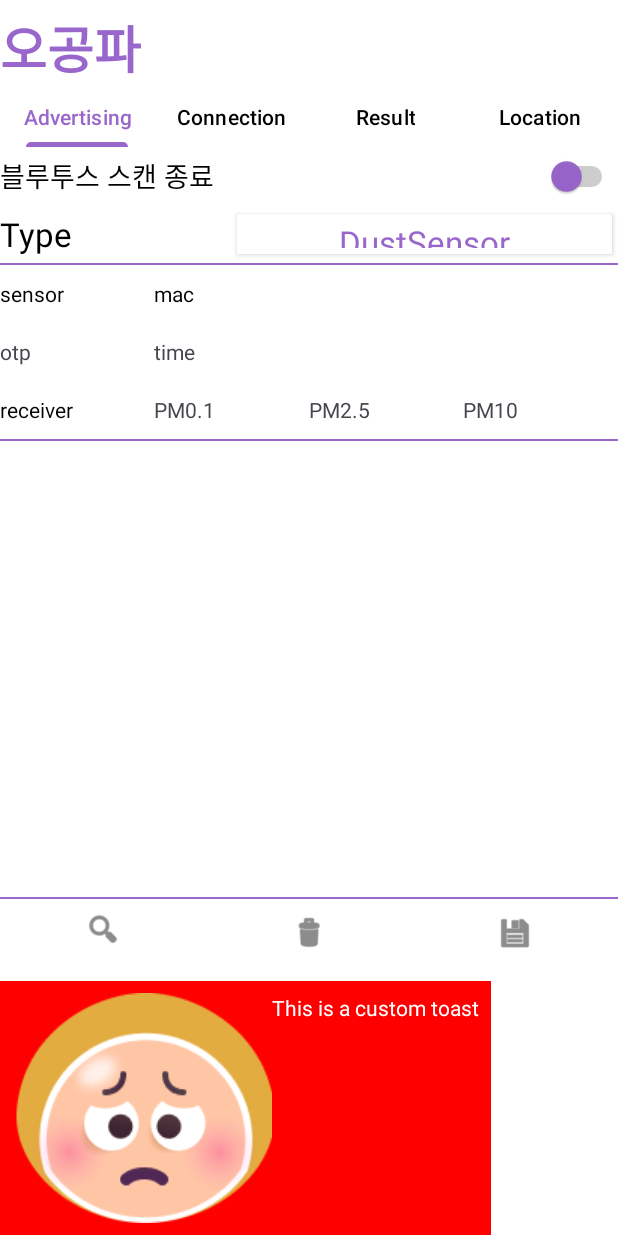
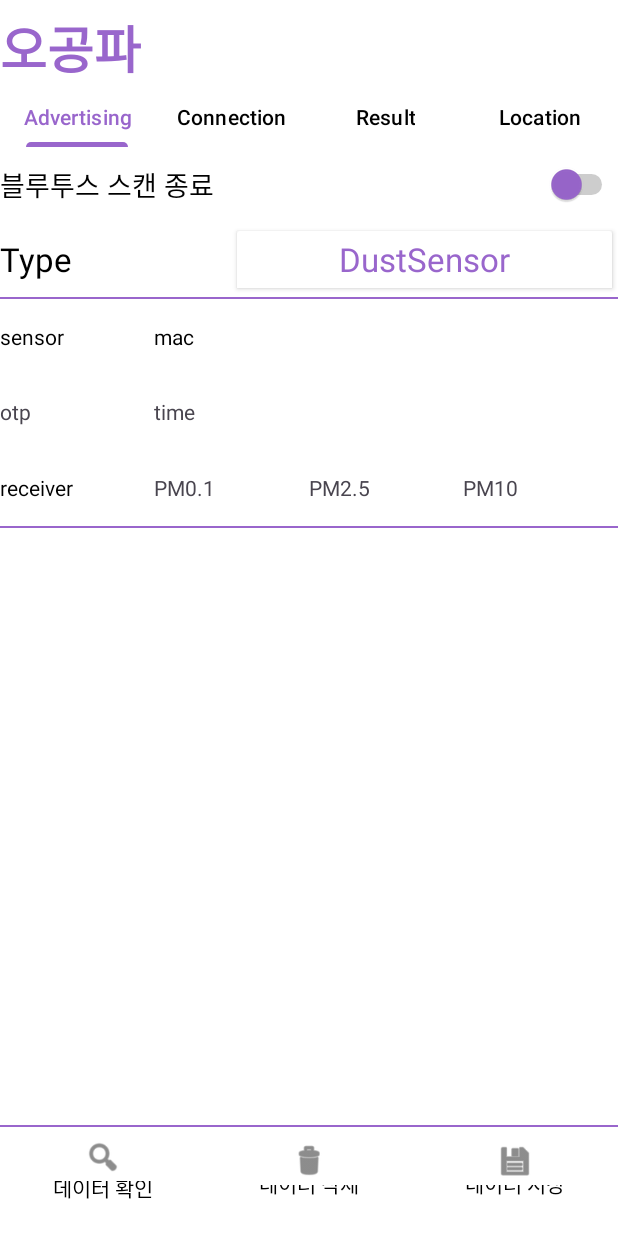
Before and after one commit to AhnJewon/Open_Source_Project_DustSensor, an Android app: the screen it shows after launch (MainActivity), on a phone screen of 412 x 824 dp. Run offline under Robolectric (Android 15) with nearby library versions, the phone set to English and light mode, and no system bars; pictures from the network do not load.

Commit message:
layout 수정

```diff
--- a/app/src/main/java/com/example/myapplication/SensingFragment.java
+++ b/app/src/main/java/com/example/myapplication/SensingFragment.java
@@ -26,7 +26,7 @@ import android.widget.Switch;
 import android.widget.TextView;
 import android.widget.Toast;
 import android.widget.ToggleButton;
-import android.widget.ImageView
+import android.widget.ImageView;
 
 import java.io.BufferedReader;
 import java.io.BufferedWriter;
--- a/app/src/main/res/layout/sensing_layout.xml
+++ b/app/src/main/res/layout/sensing_layout.xml
@@ -368,26 +368,4 @@
         android:layout_height="0dp"
         android:layout_weight="0.2"
         android:orientation="horizontal" />
-    <LinearLayout xmlns:android="http://schemas.android.com/apk/res/android"
-        android:id="@+id/custom_toast_container"
-        android:layout_width="wrap_content"
-        android:layout_height="wrap_content"
-        android:background="#FF0000"
-        android:orientation="horizontal"
-        android:padding="8dp" >
-
-        <ImageView
-            android:id="@+id/icon"
-            android:layout_width="wrap_content"
-            android:layout_height="wrap_content"
-            android:src="@drawable/soso" /> <!-- 여기서 아이콘을 추가합니다. -->
-
-        <TextView
-            android:id="@+id/text"
-            android:layout_width="wrap_content"
-            android:layout_height="wrap_content"
-            android:text="This is a custom toast"
-            android:textColor="#FFF" />
-
-    </LinearLayout>
 </LinearLayout>
--- a/app/src/main/res/values/strings.xml
+++ b/app/src/main/res/values/strings.xml
@@ -1,5 +1,5 @@
 <resources>
-    <string name="app_name">My Application</string>
+    <string name="app_name">오공파</string>
     <!-- TODO: Remove or change this placeholder text -->
     <string name="hello_blank_fragment">Hello blank fragment</string>
 </resources>
```
